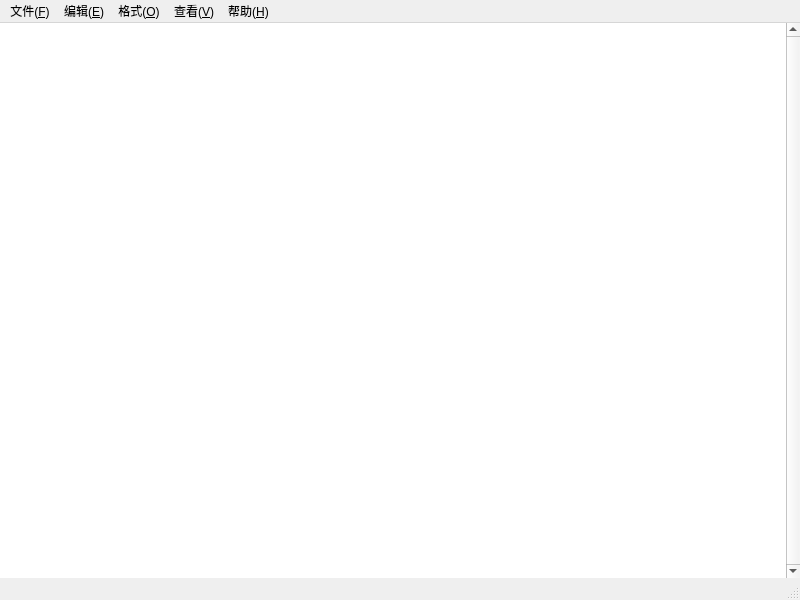
Qt form src/main_window.ui (AegeanZhang/ZNote) before a commit.
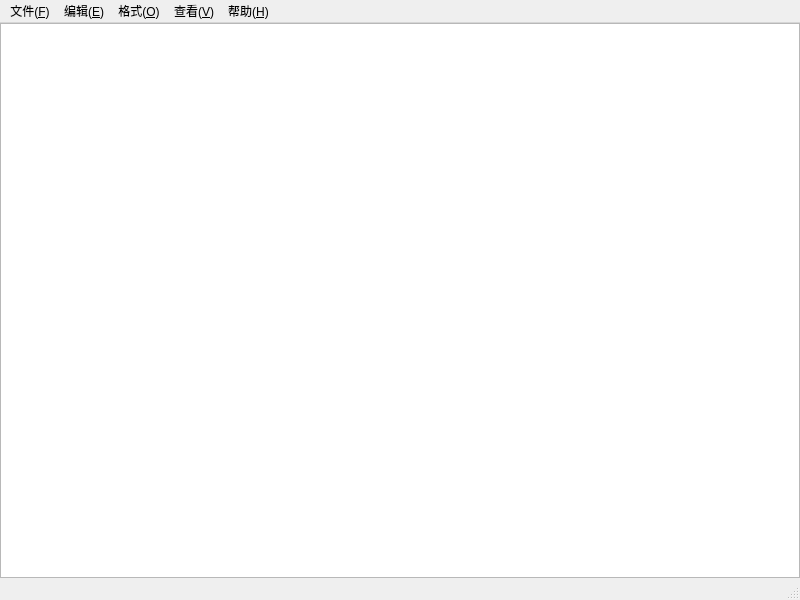
The same form after that commit.

What changed in the file:
```diff
--- a/src/main_window.ui
+++ b/src/main_window.ui
@@ -14,11 +14,12 @@
    <string>MainWindow</string>
   </property>
   <property name="styleSheet">
-   <string notr="true">QTextEdit {
-    border: none;
-}</string>
+   <string notr="true"/>
   </property>
   <widget class="QWidget" name="centralwidget">
+   <property name="styleSheet">
+    <string notr="true"/>
+   </property>
    <layout class="QVBoxLayout" name="verticalLayout">
     <property name="leftMargin">
      <number>0</number>
@@ -33,14 +34,9 @@
      <number>0</number>
     </property>
     <item>
-     <widget class="QTextEdit" name="textEdit">
+     <widget class="QPlainTextEdit" name="plainTextEdit">
       <property name="styleSheet">
-       <string notr="true">QTextEdit {
-    border: none;
-}</string>
-      </property>
-      <property name="verticalScrollBarPolicy">
-       <enum>Qt::ScrollBarPolicy::ScrollBarAlwaysOn</enum>
+       <string notr="true"/>
       </property>
      </widget>
     </item>
```
